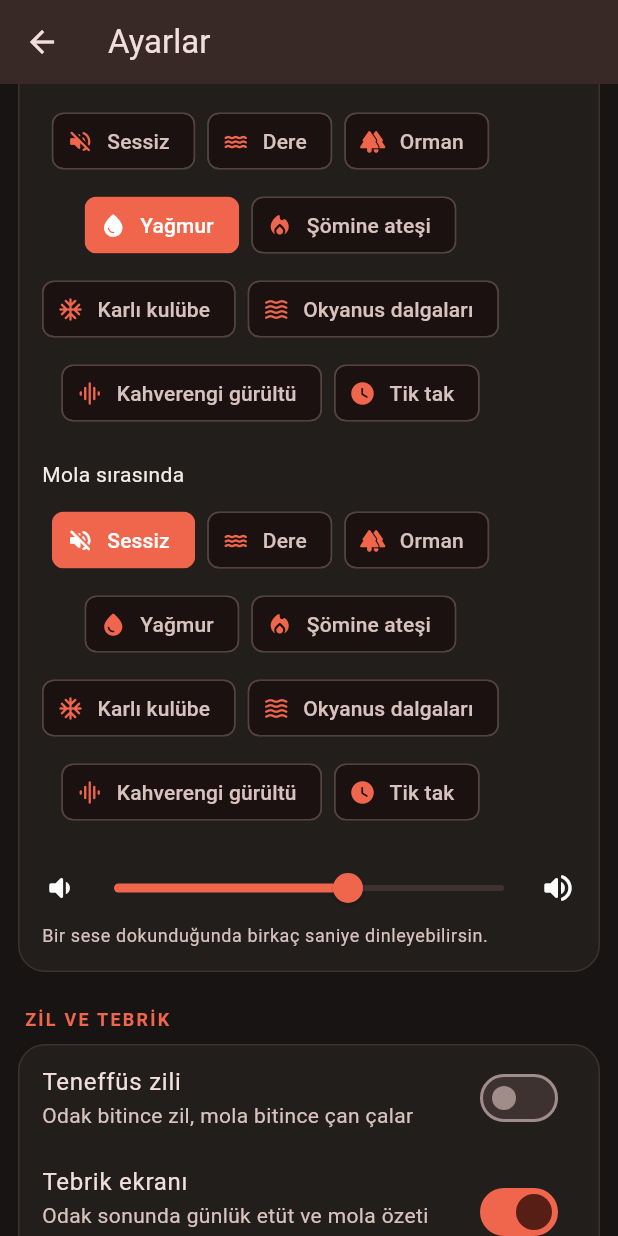
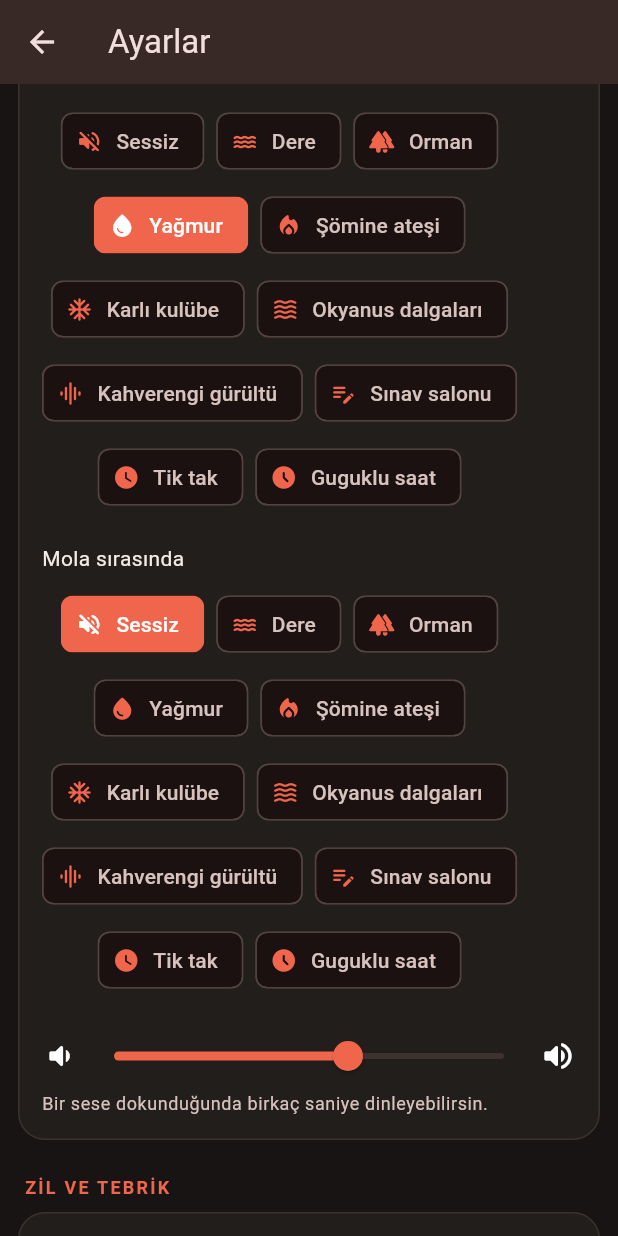
Before and after one commit to AhmetSina27/Claude_project, a Flutter app: the SettingsScreen screen opened directly, scrolled down 1728 dp, after a tap on "Teneffüs zili", on a phone screen of 412 x 824 dp. Run offline on Flutter 3.47's test engine with Material 3 defaults, Android fonts, the phone set to English and light mode, and no system bars; our stand-ins replace audioplayers, flutter_local_notifications, flutter_timezone, image_picker, material_ui, shared_preferences and 3 more; accounts and stored records are empty.

Commit message:
Yeni sesler, zil seçimi, günlük hatırlatma, ilk açılış rehberi
- Sınav salonu (kalem-kağıt) ve Guguklu saat ortam sesleri
- Odak sonu için Okul zili / Guguk seçimi
- Ortam sesinde iki oynatıcılı kesintisiz döngü
- Günlük çalışma hatırlatması (o gün çalışıldıysa ertesi güne kayar)
- Android'de arka planda bildirim çubuğunda canlı sayaç
- 3 sayfalık ilk açılış rehberi
- Android: compileSdk 37 (flutter_local_notifications gereksinimi)

Co-Authored-By: Claude Opus 5.5 <noreply@anthropic.com>
Claude-Session: https://claude.ai/code/session_01MgCt1wrYVdEw5ex82hvssL

```diff
--- a/lib/app.dart
+++ b/lib/app.dart
@@ -1,6 +1,7 @@
 import 'package:material_ui/material_ui.dart';
 
 import 'screens/home_screen.dart';
+import 'screens/onboarding_screen.dart';
 import 'state/pomodoro_controller.dart';
 
 /// Denetleyiciyi ağaçtaki tüm ekranlara ulaştırır.
@@ -80,7 +81,7 @@ class _OdaklanmaAppState extends State<OdaklanmaApp> with WidgetsBindingObserver
               : ThemeMode.dark,
           theme: _theme(Brightness.light),
           darkTheme: _theme(Brightness.dark),
-          home: const HomeScreen(),
+          home: widget.controller.onboarded ? const HomeScreen() : const OnboardingScreen(),
         ),
       ),
     );
--- a/lib/data/ambient.dart
+++ b/lib/data/ambient.dart
@@ -12,7 +12,9 @@ enum AmbientSound {
   kulube('Karlı kulübe', Icons.ac_unit_rounded, 'kulube'),
   dalga('Okyanus dalgaları', Icons.waves_rounded, 'dalga'),
   kahverengi('Kahverengi gürültü', Icons.graphic_eq_rounded, 'kahverengi'),
-  tiktak('Tik tak', Icons.watch_later_rounded, 'tiktak');
+  sinav('Sınav salonu', Icons.edit_note_rounded, 'sinav'),
+  tiktak('Tik tak', Icons.watch_later_rounded, 'tiktak'),
+  guguklu('Guguklu saat', Icons.access_time_filled_rounded, 'guguklu');
 
   const AmbientSound(this.label, this.icon, this.file);
   final String label;
@@ -24,3 +26,16 @@ enum AmbientSound {
   static AmbientSound fromName(String? name) =>
       AmbientSound.values.firstWhere((s) => s.name == name, orElse: () => AmbientSound.none);
 }
+
+/// Odak bitince (teneffüs başlarken) çalan zil.
+enum BellSound {
+  okul('Okul zili', Icons.notifications_active_rounded, 'zil'),
+  guguk('Guguk', Icons.flutter_dash_rounded, 'guguk');
+
+  const BellSound(this.label, this.icon, this.file);
+  final String label;
+  final IconData icon;
+  final String file;
+
+  static BellSound fromName(String? n) => BellSound.values.firstWhere((b) => b.name == n, orElse: () => BellSound.okul);
+}
--- a/lib/models/settings.dart
+++ b/lib/models/settings.dart
@@ -48,6 +48,9 @@ class AppSettings {
     this.backgroundDim = .25,
     this.backgroundBlur = 0,
     this.freeFocus = false,
+    this.bellSound = BellSound.okul,
+    this.reminderEnabled = false,
+    this.reminderMinutes = 19 * 60,
   });
 
   final int focusMinutes;
@@ -81,6 +84,13 @@ class AppSettings {
   /// Serbest odak: süre sınırı olmadan ileri sayan kronometre.
   final bool freeFocus;
 
+  /// Odak bitince çalan zil.
+  final BellSound bellSound;
+
+  /// Günlük çalışma hatırlatması ve saati (gece yarısından itibaren dakika).
+  final bool reminderEnabled;
+  final int reminderMinutes;
+
   AppSettings copyWith({
     int? focusMinutes,
     int? shortBreakMinutes,
@@ -104,6 +114,9 @@ class AppSettings {
     double? backgroundDim,
     double? backgroundBlur,
     bool? freeFocus,
+    BellSound? bellSound,
+    bool? reminderEnabled,
+    int? reminderMinutes,
   }) => AppSettings(
     focusMinutes: focusMinutes ?? this.focusMinutes,
     shortBreakMinutes: shortBreakMinutes ?? this.shortBreakMinutes,
@@ -127,6 +140,9 @@ class AppSettings {
     backgroundDim: backgroundDim ?? this.backgroundDim,
     backgroundBlur: backgroundBlur ?? this.backgroundBlur,
     freeFocus: freeFocus ?? this.freeFocus,
+    bellSound: bellSound ?? this.bellSound,
+    reminderEnabled: reminderEnabled ?? this.reminderEnabled,
+    reminderMinutes: reminderMinutes ?? this.reminderMinutes,
   );
 
   Map<String, dynamic> toJson() => {
@@ -152,6 +168,9 @@ class AppSettings {
     'backgroundDim': backgroundDim,
     'backgroundBlur': backgroundBlur,
     'freeFocus': freeFocus,
+    'bellSound': bellSound.name,
+    'reminderEnabled': reminderEnabled,
+    'reminderMinutes': reminderMinutes,
   };
 
   factory AppSettings.fromJson(Map<String, dynamic> j) {
@@ -182,6 +201,9 @@ class AppSettings {
       backgroundDim: v('backgroundDim', d.backgroundDim),
       backgroundBlur: v('backgroundBlur', d.backgroundBlur),
       freeFocus: b('freeFocus', d.freeFocus),
+      bellSound: BellSound.fromName(j['bellSound'] as String?),
+      reminderEnabled: b('reminderEnabled', d.reminderEnabled),
+      reminderMinutes: i('reminderMinutes', d.reminderMinutes),
     );
   }
 }
--- a/lib/scenes/scenes.dart
+++ b/lib/scenes/scenes.dart
@@ -44,6 +44,8 @@ enum Scene {
     AmbientSound.dalga => Scene.deniz,
     AmbientSound.kahverengi => Scene.uzay,
     AmbientSound.tiktak => Scene.kutuphane,
+    AmbientSound.sinav => Scene.kutuphane,
+    AmbientSound.guguklu => Scene.pencere,
     AmbientSound.none => Scene.gece,
   };
 
--- a/lib/screens/settings_screen.dart
+++ b/lib/screens/settings_screen.dart
@@ -3,6 +3,7 @@ import 'package:material_ui/material_ui.dart';
 
 import '../app.dart';
 import '../util/turkce.dart';
+import '../data/ambient.dart';
 import '../data/backgrounds.dart';
 import '../scenes/scenes.dart';
 import '../state/pomodoro_controller.dart';
@@ -396,9 +397,24 @@ class _SettingsScreenState extends State<SettingsScreen> {
                       value: s.bellEnabled,
                       onChanged: (v) {
                         set(s.copyWith(bellEnabled: v));
-                        if (v) c.audio.bell(s.bellVolume);
+                        if (v) c.audio.bell(s.bellVolume, s.bellSound);
                       },
                     ),
+                    if (s.bellEnabled)
+                      Padding(
+                        padding: const EdgeInsets.fromLTRB(16, 0, 16, 8),
+                        child: SegmentedButton<BellSound>(
+                          segments: [
+                            for (final b in BellSound.values)
+                              ButtonSegment(value: b, label: Text(b.label), icon: Icon(b.icon)),
+                          ],
+                          selected: {s.bellSound},
+                          onSelectionChanged: (v) {
+                            set(s.copyWith(bellSound: v.first));
+                            c.audio.bell(s.bellVolume, v.first);
+                          },
+                        ),
+                      ),
                     if (s.bellEnabled)
                       Padding(
                         padding: const EdgeInsets.symmetric(horizontal: 16),
@@ -409,7 +425,7 @@ class _SettingsScreenState extends State<SettingsScreen> {
                               child: Slider(
                                 value: s.bellVolume,
                                 onChanged: (v) => set(s.copyWith(bellVolume: v)),
-                                onChangeEnd: (v) => c.audio.bell(v),
+                                onChangeEnd: (v) => c.audio.bell(v, s.bellSound),
                               ),
                             ),
                           ],
@@ -431,6 +447,44 @@ class _SettingsScreenState extends State<SettingsScreen> {
                             }
                           : null,
                     ),
+                  ],
+                ),
+              ),
+
+              header('Günlük hatırlatma'),
+              Card(
+                child: Column(
+                  children: [
+                    SwitchListTile(
+                      title: const Text('Her gün hatırlat'),
+                      subtitle: const Text('O gün henüz çalışmadıysan seçtiğin saatte bildirim gelir'),
+                      value: s.reminderEnabled,
+                      onChanged: (v) => set(s.copyWith(reminderEnabled: v)),
+                    ),
+                    if (s.reminderEnabled)
+                      ListTile(
+                        leading: const Icon(Icons.alarm_rounded),
+                        title: const Text('Hatırlatma saati'),
+                        trailing: Text(
+                          '${(s.reminderMinutes ~/ 60).toString().padLeft(2, '0')}:'
+                          '${(s.reminderMinutes % 60).toString().padLeft(2, '0')}',
+                          style: const TextStyle(fontWeight: FontWeight.w700, fontSize: 18),
+                        ),
+                        onTap: () async {
+                          final picked = await showTimePicker(
+                            context: context,
+                            initialTime: TimeOfDay(hour: s.reminderMinutes ~/ 60, minute: s.reminderMinutes % 60),
+                            helpText: 'Hatırlatma saati',
+                            cancelText: 'Vazgeç',
+                            confirmText: 'Tamam',
+                            builder: (ctx, child) => MediaQuery(
+                              data: MediaQuery.of(ctx).copyWith(alwaysUse24HourFormat: true),
+                              child: child!,
+                            ),
+                          );
+                          if (picked != null) set(s.copyWith(reminderMinutes: picked.hour * 60 + picked.minute));
+                        },
+                      ),
                   ],
                 ),
               ),
--- a/lib/widgets/ambient_background.dart
+++ b/lib/widgets/ambient_background.dart
@@ -106,7 +106,10 @@ class _AmbientPainter extends CustomPainter {
       case AmbientSound.dalga:
         _water(canvas, size);
       case AmbientSound.kahverengi:
+      case AmbientSound.sinav:
         break;
+      case AmbientSound.guguklu:
+        _pulse(canvas, size);
       case AmbientSound.tiktak:
         _pulse(canvas, size);
       case AmbientSound.none:
```
Also changed, not shown: lib/screens/onboarding_screen.dart (added, +196 -0 lines), lib/services/audio_service.dart (+98 -28 lines), lib/services/notification_service.dart (+84 -0 lines), lib/state/pomodoro_controller.dart (+49 -2 lines), 7 other files.
